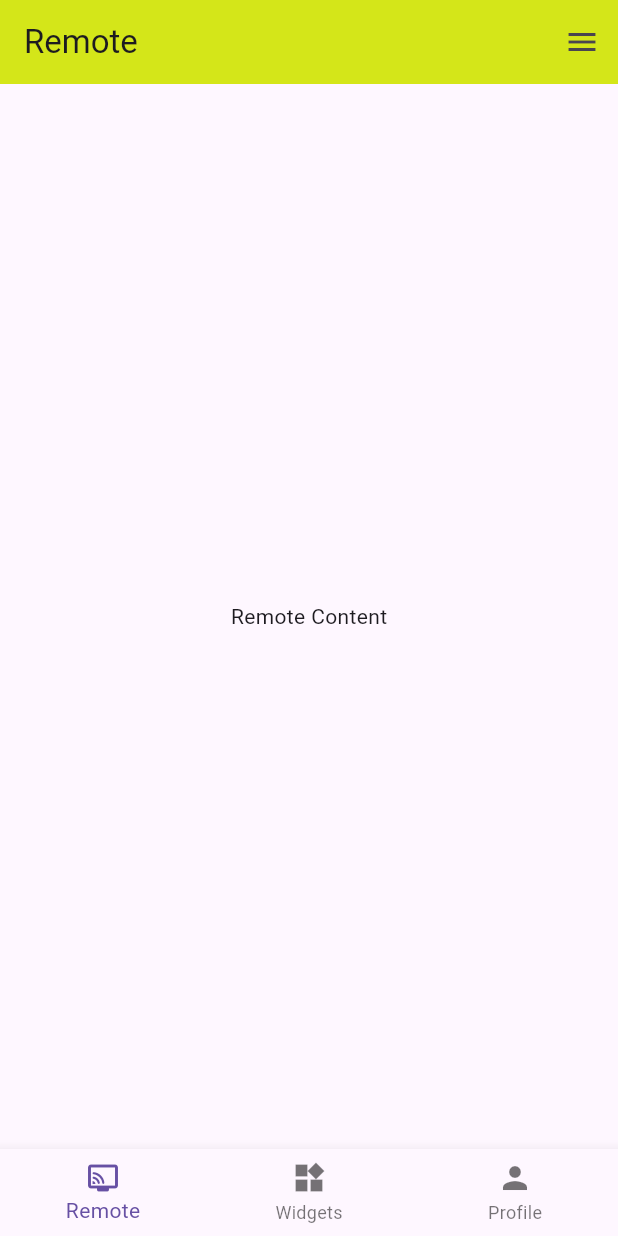
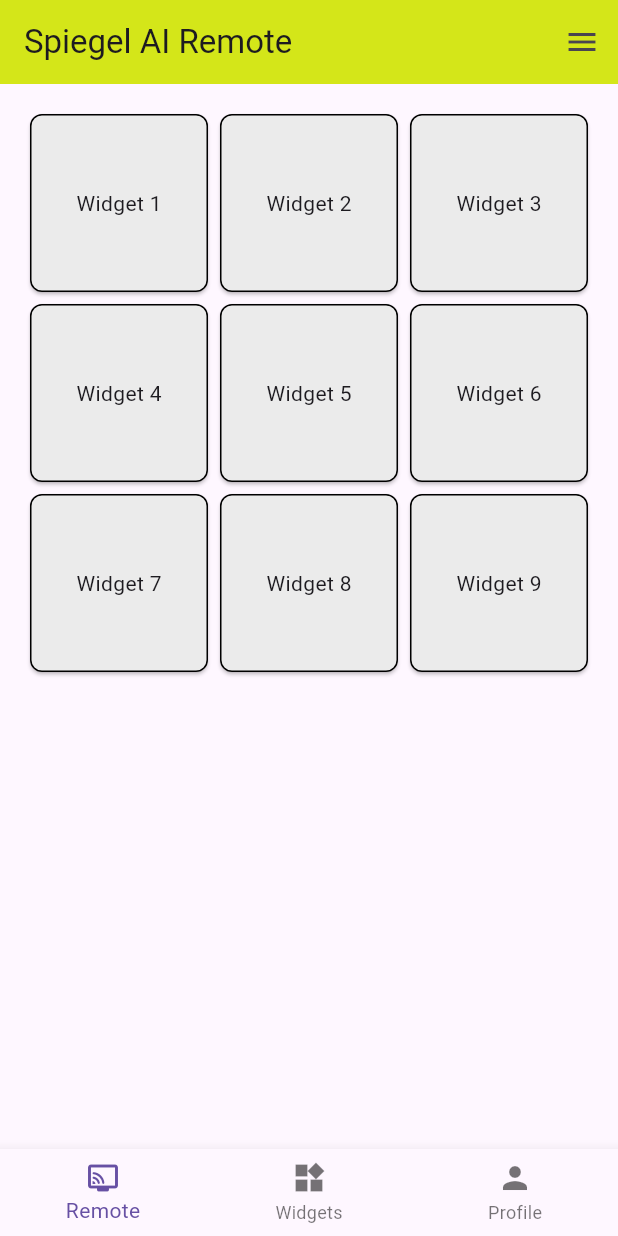
Before and after one commit to NightPic/Spiegel-AI, a Flutter app: the screen it shows after launch, on a phone screen of 412 x 824 dp. Run offline on Flutter 3.47's test engine with Material 3 defaults, Android fonts, the phone set to English and light mode, and no system bars; our stand-ins replace reorderables.

Commit message:
Added some Widget functionality

```diff
--- a/remote_app/lib/home_content.dart
+++ b/remote_app/lib/home_content.dart
@@ -6,14 +6,51 @@ class HomeContent extends StatelessWidget {
 
   @override
   Widget build(BuildContext context) {
+    final screenSize = MediaQuery.of(context).size;
+    final buttonWidth =
+        screenSize.width / 3; // Divide screen width into 3 equal parts
+    final buttonHeight =
+        screenSize.height / 3; // Divide screen height into 3 equal parts
+
     return Scaffold(
       appBar: AppBar(
         backgroundColor: const Color.fromARGB(255, 212, 230, 25),
-        title: const Text('Remote'),
+        title: const Text('Spiegel AI Remote'),
       ),
       endDrawer: const AppDrawer(),
-      body: const Center(
-        child: Text('Remote Content'),
+      body: Padding(
+        padding: const EdgeInsets.all(16.0),
+        child: GridView.count(
+          crossAxisCount: 3,
+          shrinkWrap: true,
+          physics: const NeverScrollableScrollPhysics(),
+          children: List.generate(
+            9,
+            (index) => SizedBox(
+              width: buttonWidth,
+              height: buttonHeight,
+              child: Card(
+                key: ValueKey(index),
+                color: const Color.fromARGB(255, 235, 235, 235),
+                shape: RoundedRectangleBorder(
+                  borderRadius: BorderRadius.circular(8.0),
+                  side: const BorderSide(
+                    color: Colors.black,
+                    width: 1.0,
+                  ),
+                ),
+                child: InkWell(
+                  onTap: () {
+                    // Handle button tap
+                  },
+                  child: Center(
+                    child: Text('Widget ${index + 1}'),
+                  ),
+                ),
+              ),
+            ),
+          ),
+        ),
       ),
     );
   }
--- a/remote_app/pubspec.yaml
+++ b/remote_app/pubspec.yaml
@@ -30,6 +30,7 @@ environment:
 dependencies:
   flutter:
     sdk: flutter
+  reorderables: ^0.4.3
 
 
   # The following adds the Cupertino Icons font to your application.
```
Also changed, not shown: remote_app/lib/widgets_content.dart (+66 -3 lines), remote_app/pubspec.lock.
